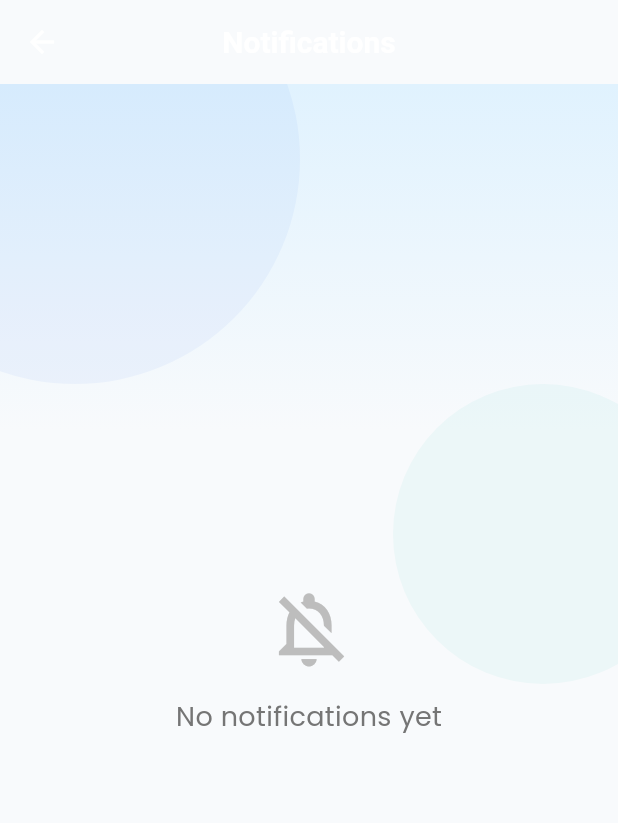
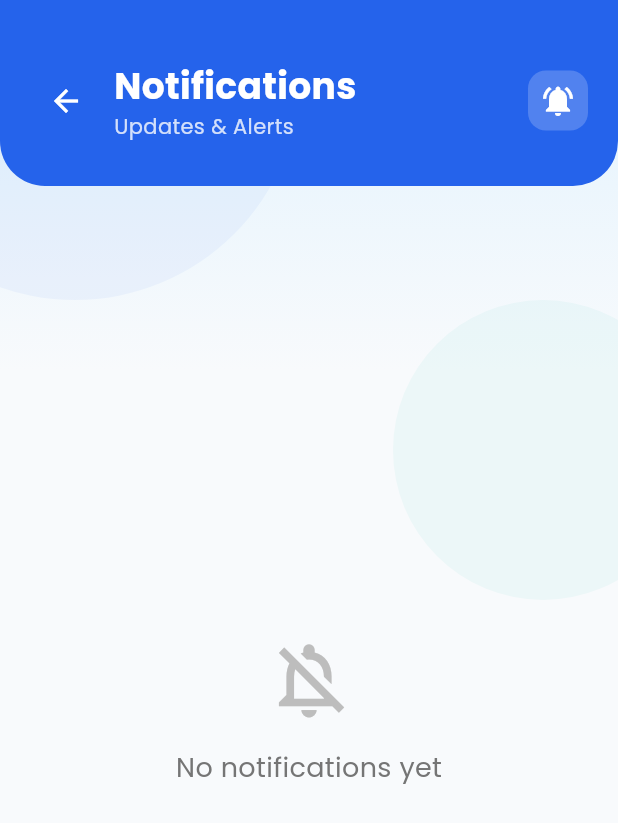
Before and after one commit to Vivekchavda1374/Hetanshi-Enterprise, a Flutter app: the NotificationListScreen screen opened directly, on a phone screen of 412 x 824 dp. Shown: the top 823 px of the screen. Run offline on Flutter 3.47's test engine with Material 3 defaults, Android fonts, the phone set to English and light mode, and no system bars; our stand-ins replace animate_do, cloud_firestore, firebase_core, firebase_messaging, fl_chart, flutter_staggered_animations and 2 more; accounts and stored records are empty.

Commit message:
Update notification list screen

```diff
--- a/lib/screens/notification_list_screen.dart
+++ b/lib/screens/notification_list_screen.dart
@@ -4,6 +4,9 @@ import 'package:hetanshi_enterprise/services/firestore_service.dart';
 import 'package:hetanshi_enterprise/utils/app_theme.dart';
 import 'package:hetanshi_enterprise/widgets/modern_background.dart';
 import 'package:intl/intl.dart';
+
+import 'package:flutter_staggered_animations/flutter_staggered_animations.dart';
+import 'package:google_fonts/google_fonts.dart';
 
 class NotificationListScreen extends StatelessWidget {
   const NotificationListScreen({super.key});
@@ -12,13 +15,11 @@ class NotificationListScreen extends StatelessWidget {
   Widget build(BuildContext context) {
     return Scaffold(
       backgroundColor: AppColors.backgroundGrey,
-      appBar: AppBar(
-        title: const Text('Notifications'),
-        backgroundColor: Colors.transparent,
-        elevation: 0,
-        foregroundColor: AppColors.textPrimary,
-      ),
       body: ModernBackground(
+        child: Column(
+          children: [
+            _buildHeader(context),
+            Expanded(
               child: StreamBuilder<QuerySnapshot>(
                 stream: FirestoreService().getNotifications(),
                 builder: (context, snapshot) {
@@ -44,7 +45,8 @@ class NotificationListScreen extends StatelessWidget {
 
                   final notifications = snapshot.data!.docs;
 
-            return ListView.separated(
+                  return AnimationLimiter(
+                    child: ListView.separated(
                       padding: const EdgeInsets.all(16),
                       itemCount: notifications.length,
                       separatorBuilder: (context, index) => const SizedBox(height: 12),
@@ -53,7 +55,13 @@ class NotificationListScreen extends StatelessWidget {
                         final timestamp = notification['timestamp'] as Timestamp?;
                         final date = timestamp?.toDate();
 
-                return Container(
+                        return AnimationConfiguration.staggeredList(
+                          position: index,
+                          duration: const Duration(milliseconds: 375),
+                          child: SlideAnimation(
+                            verticalOffset: 50.0,
+                            child: FadeInAnimation(
+                              child: Container(
                                 decoration: BoxDecoration(
                                   color: Colors.white.withOpacity(0.9),
                                   borderRadius: BorderRadius.circular(16),
@@ -98,12 +106,72 @@ class NotificationListScreen extends StatelessWidget {
                                     ],
                                   ),
                                 ),
+                              ),
+                            ),
+                          ),
                         );
                       },
+                    ),
                   );
                 },
               ),
             ),
+          ],
+        ),
+      ),
+    );
+  }
+
+  Widget _buildHeader(BuildContext context) {
+    return Container(
+      width: double.infinity,
+      decoration: const BoxDecoration(
+        color: AppColors.primaryBlue,
+        borderRadius: BorderRadius.only(
+          bottomLeft: Radius.circular(30),
+          bottomRight: Radius.circular(30),
+        ),
+      ),
+      padding: const EdgeInsets.fromLTRB(20, 40, 20, 30), // Adjusted top padding for SafeArea
+      child: Row(
+        children: [
+          IconButton(
+            icon: const Icon(Icons.arrow_back, color: Colors.white),
+            onPressed: () => Navigator.pop(context),
+          ),
+          const SizedBox(width: 8),
+          Expanded(
+            child: Column(
+              crossAxisAlignment: CrossAxisAlignment.start,
+              children: [
+                Text(
+                  "Notifications",
+                  style: GoogleFonts.poppins(
+                    fontSize: 24,
+                    fontWeight: FontWeight.bold,
+                    color: Colors.white,
+                  ),
+                ),
+                Text(
+                  "Updates & Alerts",
+                  style: GoogleFonts.poppins(
+                    fontSize: 14,
+                    color: Colors.white.withOpacity(0.8),
+                  ),
+                ),
+              ],
+            ),
+          ),
+          Container(
+            padding: const EdgeInsets.all(8),
+            decoration: BoxDecoration(
+              color: Colors.white.withOpacity(0.2),
+              borderRadius: BorderRadius.circular(12),
+            ),
+            child: const Icon(Icons.notifications_active, color: Colors.white),
+          ),
+        ],
+      ),
     );
   }
 }
```
Lines whose indentation alone changed are shown as unchanged.
